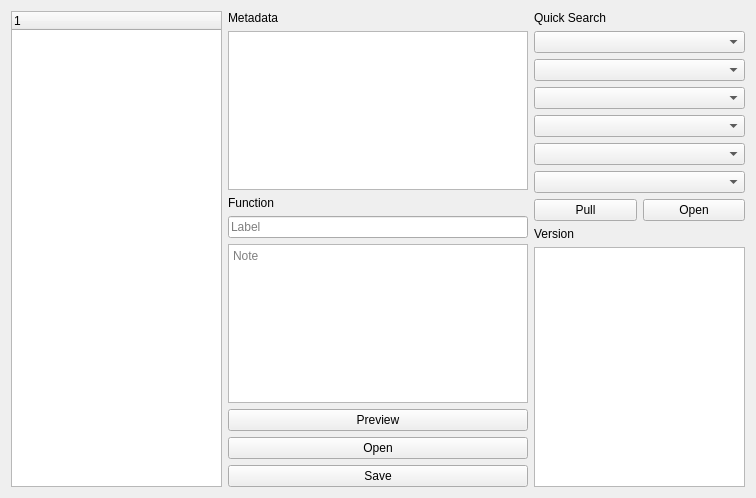
Qt form app/ui/main/page/launcher.ui (MrYapikZ/kaikitsu) before a commit.
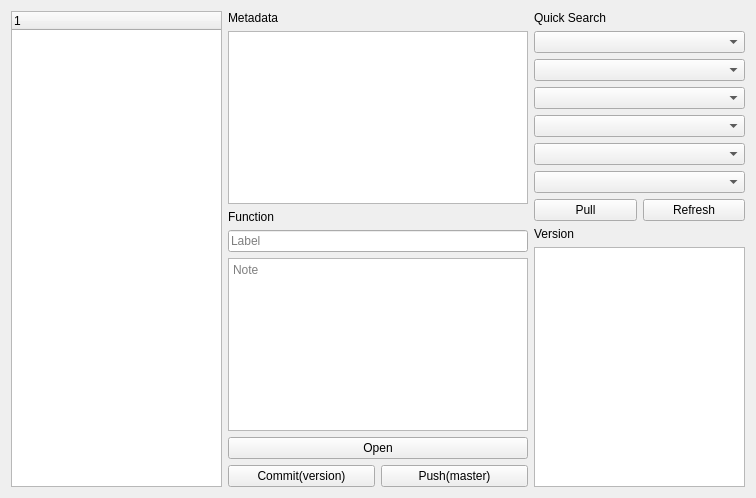
The same form after that commit.

Commit message: feat: commit project label, notes

Patch:
```diff
--- a/app/ui/main/page/launcher.ui
+++ b/app/ui/main/page/launcher.ui
@@ -44,46 +44,46 @@
      <item>
       <layout class="QGridLayout" name="gridLayout_center">
        <item row="1" column="0">
-        <layout class="QVBoxLayout" name="verticalLayout_function">
-         <item>
-          <widget class="QLabel" name="label_function">
+        <layout class="QGridLayout" name="gridLayout_function">
+         <item row="4" column="1">
+          <widget class="QPushButton" name="pushButton_push">
            <property name="text">
-            <string>Function</string>
+            <string>Push(master)</string>
            </property>
           </widget>
          </item>
-         <item>
-          <widget class="QLineEdit" name="lineEdit_label">
-           <property name="placeholderText">
-            <string>Label</string>
+         <item row="4" column="0">
+          <widget class="QPushButton" name="pushButton_commit">
+           <property name="text">
+            <string>Commit(version)</string>
            </property>
           </widget>
          </item>
-         <item>
+         <item row="3" column="0" colspan="2">
+          <widget class="QPushButton" name="pushButton_open">
+           <property name="text">
+            <string>Open</string>
+           </property>
+          </widget>
+         </item>
+         <item row="2" column="0" colspan="2">
           <widget class="QTextEdit" name="textEdit_note">
            <property name="placeholderText">
             <string>Note</string>
            </property>
           </widget>
          </item>
-         <item>
-          <widget class="QPushButton" name="pushButton_preview">
-           <property name="text">
-            <string>Preview</string>
+         <item row="1" column="0" colspan="2">
+          <widget class="QLineEdit" name="lineEdit_label">
+           <property name="placeholderText">
+            <string>Label</string>
            </property>
           </widget>
          </item>
-         <item>
-          <widget class="QPushButton" name="pushButton_open">
+         <item row="0" column="0" colspan="2">
+          <widget class="QLabel" name="label_function">
            <property name="text">
-            <string>Open</string>
-           </property>
-          </widget>
-         </item>
-         <item>
-          <widget class="QPushButton" name="pushButton_save">
-           <property name="text">
-            <string>Save</string>
+            <string>Function</string>
            </property>
           </widget>
          </item>
@@ -179,7 +179,7 @@
          <item row="7" column="1">
           <widget class="QPushButton" name="pushButton_quickOpen">
            <property name="text">
-            <string>Open</string>
+            <string>Refresh</string>
            </property>
           </widget>
          </item>
```
Left out of the diff: 2 changed lines with no effect on the pictures. The commit also changes 6 other files.
